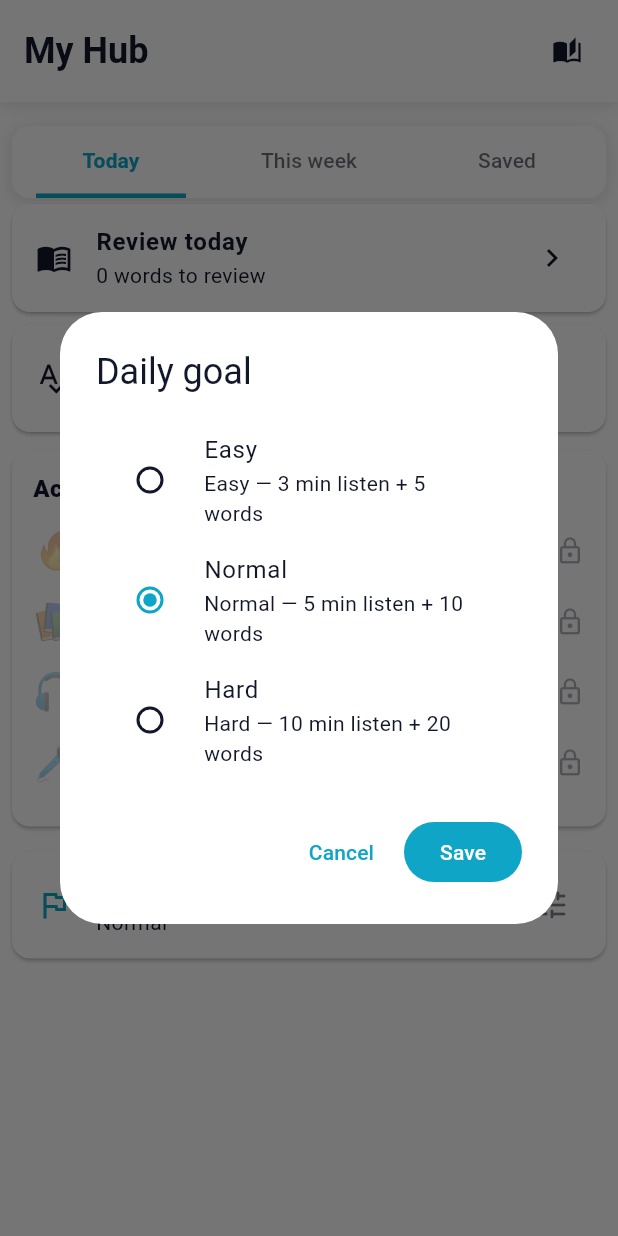
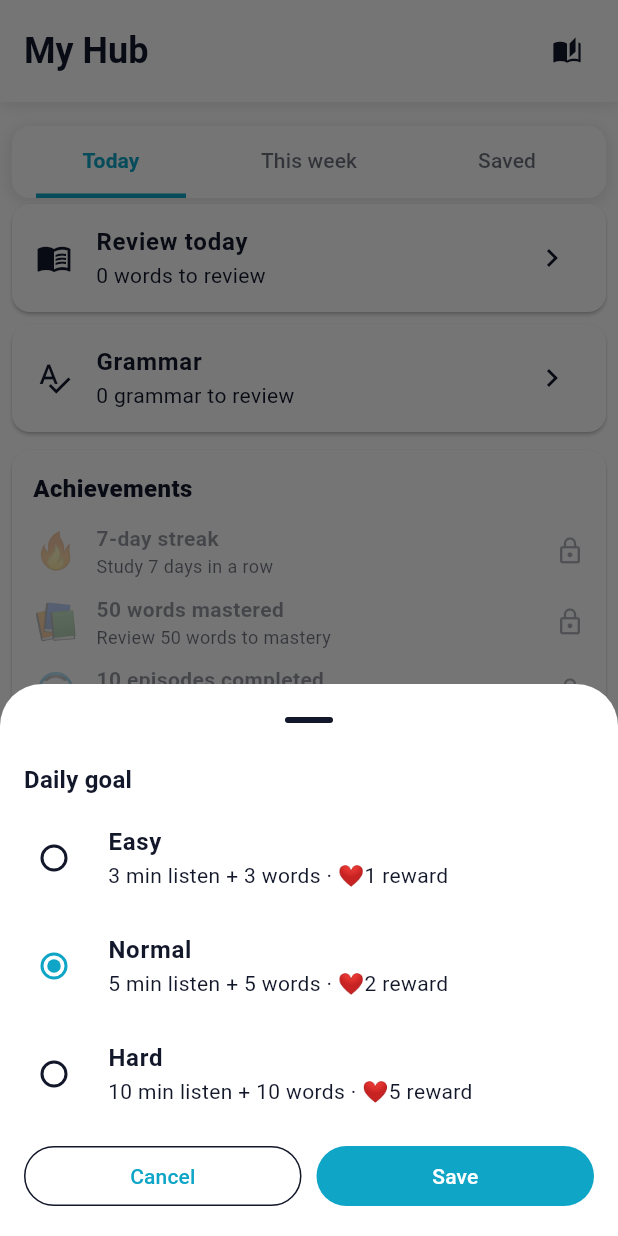
Before and after one commit to nguyenapt/BBC_Reborn, a Flutter app: the MyLearningScreen screen opened directly, after a tap on "Daily goal", on a phone screen of 412 x 824 dp. Run offline on Flutter 3.47's test engine with Material 3 defaults, Android fonts, the phone set to English and light mode, and no system bars; our stand-ins replace audioplayers, cached_network_image, cloud_functions, firebase_auth, firebase_core, firebase_database and 16 more; missing offline and left inert: firebase_app_check, in_app_update, record; accounts and stored records are empty; network calls fail.

Commit message:
change target

```diff
--- a/lib/l10n/ar/app_ar.dart
+++ b/lib/l10n/ar/app_ar.dart
@@ -354,6 +354,25 @@ class AppAr {
     'appUpdateButtonUpdate': 'Update',
     'appUpdateButtonLater': 'Later',
 
+    // Daily goals
+    'dailyGoalTitle': 'الهدف اليومي',
+    'dailyGoalSettingsDesc': 'اختر مقدار التدريب يومياً.',
+    'dailyGoalEasy': '3 دقائق استماع + 3 كلمات · مكافأة ❤️1',
+    'dailyGoalNormal': '5 دقائق استماع + 5 كلمات · مكافأة ❤️2',
+    'dailyGoalHard': '10 دقائق استماع + 10 كلمات · مكافأة ❤️5',
+    'dailyGoalEasyShort': 'خفيف',
+    'dailyGoalNormalShort': 'متوسط',
+    'dailyGoalHardShort': 'مكثف',
+    'dailyGoalProgress': '{listen}/{listenTarget} د · {vocab}/{vocabTarget} كلمات · مكافأة ❤️{hearts}',
+    'dailyGoalCompleted': 'اكتمل الهدف! +{hearts} قلب مكافأة',
+    'dailyGoalCompletedNoReward': 'اكتمل الهدف! (القلوب ممتلئة)',
+    'dailyGoalRewardShort': 'مكافأة ❤️{hearts}',
+    'onboardingGoalHint': 'سنضبط هدفاً يومياً {difficulty} للبدء.',
+    'myLearningToday': 'اليوم',
+    'myLearningWeek': 'هذا الأسبوع',
+    'myLearningSaved': 'المحفوظات',
+    'heartEarnHint': 'أكمل هدفك اليومي لتحصل على 1–5 قلوب (حسب المستوى)، أو +1 عند سلسلة 7 أيام.',
+
     // Player
     'playerAutoPlay': 'Next',
     'sleepTimerTitle': 'Sleep timer',
--- a/lib/l10n/en/app_en.dart
+++ b/lib/l10n/en/app_en.dart
@@ -406,14 +406,16 @@ class AppEn {
     // Daily goals
     'dailyGoalTitle': 'Daily goal',
     'dailyGoalSettingsDesc': 'Choose how much you want to practice each day.',
-    'dailyGoalEasy': 'Easy — 3 min listen + 5 words',
-    'dailyGoalNormal': 'Normal — 5 min listen + 10 words',
-    'dailyGoalHard': 'Hard — 10 min listen + 20 words',
+    'dailyGoalEasy': '3 min listen + 3 words · ❤️1 reward',
+    'dailyGoalNormal': '5 min listen + 5 words · ❤️2 reward',
+    'dailyGoalHard': '10 min listen + 10 words · ❤️5 reward',
     'dailyGoalEasyShort': 'Easy',
     'dailyGoalNormalShort': 'Normal',
     'dailyGoalHardShort': 'Hard',
-    'dailyGoalProgress': '{listen}/{listenTarget} min · {vocab}/{vocabTarget} words',
-    'dailyGoalCompleted': 'Daily goal complete! +1 heart earned',
+    'dailyGoalProgress': '{listen}/{listenTarget} min · {vocab}/{vocabTarget} words · ❤️{hearts} reward',
+    'dailyGoalCompleted': 'Daily goal complete! +{hearts} heart(s) earned',
+    'dailyGoalCompletedNoReward': 'Daily goal complete! (already at max hearts)',
+    'dailyGoalRewardShort': '❤️{hearts} reward',
 
     // My Learning tabs
     'myLearningToday': 'Today',
@@ -452,6 +454,6 @@ class AppEn {
     'notifDailyPractice': 'Daily practice reminder (9 AM)',
     'notifWordOfDay': 'Word of the day (8 AM)',
     'notifSpeakingReview': 'Speaking review reminders',
-    'heartEarnHint': 'Earn +1 heart by completing your daily goal or a 7-day streak.',
+    'heartEarnHint': 'Complete your daily goal to earn 1–5 hearts (by level), or +1 for a 7-day streak.',
   };
 }
--- a/lib/l10n/es/app_es.dart
+++ b/lib/l10n/es/app_es.dart
@@ -356,6 +356,25 @@ class AppEs {
     'appUpdateButtonUpdate': 'Update',
     'appUpdateButtonLater': 'Later',
 
+    // Daily goals
+    'dailyGoalTitle': 'Meta de hoy',
+    'dailyGoalSettingsDesc': 'Elige cuánto quieres practicar cada día.',
+    'dailyGoalEasy': '3 min escucha + 3 palabras · recompensa ❤️1',
+    'dailyGoalNormal': '5 min escucha + 5 palabras · recompensa ❤️2',
+    'dailyGoalHard': '10 min escucha + 10 palabras · recompensa ❤️5',
+    'dailyGoalEasyShort': 'Ligera',
+    'dailyGoalNormalShort': 'Media',
+    'dailyGoalHardShort': 'Alta',
+    'dailyGoalProgress': '{listen}/{listenTarget} min · {vocab}/{vocabTarget} palabras · recompensa ❤️{hearts}',
+    'dailyGoalCompleted': '¡Meta cumplida! +{hearts} corazón(es) de recompensa',
+    'dailyGoalCompletedNoReward': '¡Meta cumplida! (corazones al máximo)',
+    'dailyGoalRewardShort': 'recompensa ❤️{hearts}',
+    'onboardingGoalHint': 'Configuraremos una meta diaria {difficulty} para empezar.',
+    'myLearningToday': 'Hoy',
+    'myLearningWeek': 'Esta semana',
+    'myLearningSaved': 'Guardado',
+    'heartEarnHint': 'Completa tu meta diaria para ganar 1–5 corazones (según nivel), o +1 por una racha de 7 días.',
+
     // Player
     'playerAutoPlay': 'Sig.',
     'sleepTimerTitle': 'Temporizador de sueño',
--- a/lib/l10n/ja/app_ja.dart
+++ b/lib/l10n/ja/app_ja.dart
@@ -353,6 +353,25 @@ class AppJa {
     'appUpdateButtonUpdate': 'Update',
     'appUpdateButtonLater': 'Later',
 
+    // Daily goals
+    'dailyGoalTitle': '今日の目標',
+    'dailyGoalSettingsDesc': '毎日の学習量を選んでください。',
+    'dailyGoalEasy': '3分リスニング + 3語 · 報酬 ❤️1',
+    'dailyGoalNormal': '5分リスニング + 5語 · 報酬 ❤️2',
+    'dailyGoalHard': '10分リスニング + 10語 · 報酬 ❤️5',
+    'dailyGoalEasyShort': '軽め',
+    'dailyGoalNormalShort': '普通',
+    'dailyGoalHardShort': '高め',
+    'dailyGoalProgress': '{listen}/{listenTarget}分 · {vocab}/{vocabTarget}語 · 報酬 ❤️{hearts}',
+    'dailyGoalCompleted': '目標達成！+{hearts} ハート報酬',
+    'dailyGoalCompletedNoReward': '目標達成！（ハートが満タンです）',
+    'dailyGoalRewardShort': '報酬 ❤️{hearts}',
+    'onboardingGoalHint': 'まずは{difficulty}の毎日の目標を設定します。',
+    'myLearningToday': '今日',
+    'myLearningWeek': '今週',
+    'myLearningSaved': '保存済み',
+    'heartEarnHint': '今日の目標を達成すると1〜5ハート（レベル別）、または7日連続で+1ハートを獲得できます。',
+
     // Player
     'playerAutoPlay': '次へ',
     'sleepTimerTitle': 'スリープタイマー',
--- a/lib/l10n/ko/app_ko.dart
+++ b/lib/l10n/ko/app_ko.dart
@@ -353,6 +353,25 @@ class AppKo {
     'appUpdateButtonUpdate': 'Update',
     'appUpdateButtonLater': 'Later',
 
+    // Daily goals
+    'dailyGoalTitle': '오늘의 목표',
+    'dailyGoalSettingsDesc': '매일 연습할 분량을 선택하세요.',
+    'dailyGoalEasy': '3분 듣기 + 3단어 · 보상 ❤️1',
+    'dailyGoalNormal': '5분 듣기 + 5단어 · 보상 ❤️2',
+    'dailyGoalHard': '10분 듣기 + 10단어 · 보상 ❤️5',
+    'dailyGoalEasyShort': '가볍게',
+    'dailyGoalNormalShort': '보통',
+    'dailyGoalHardShort': '높음',
+    'dailyGoalProgress': '{listen}/{listenTarget}분 · {vocab}/{vocabTarget}단어 · 보상 ❤️{hearts}',
+    'dailyGoalCompleted': '목표 달성! +{hearts} 하트 보상',
+    'dailyGoalCompletedNoReward': '목표 달성! (하트가 가득 찼습니다)',
+    'dailyGoalRewardShort': '보상 ❤️{hearts}',
+    'onboardingGoalHint': '시작을 위해 {difficulty} 일일 목표를 설정합니다.',
+    'myLearningToday': '오늘',
+    'myLearningWeek': '이번 주',
+    'myLearningSaved': '저장됨',
+    'heartEarnHint': '오늘의 목표를 완료하면 1–5개의 하트(난이도별)를 받거나, 7일 연속 시 +1개를 받습니다.',
+
     // Player
     'playerAutoPlay': '다음',
     'sleepTimerTitle': '취침 타이머',
--- a/lib/l10n/pt/app_pt.dart
+++ b/lib/l10n/pt/app_pt.dart
@@ -356,6 +356,25 @@ class AppPt {
     'appUpdateButtonUpdate': 'Update',
     'appUpdateButtonLater': 'Later',
 
+    // Daily goals
+    'dailyGoalTitle': 'Meta de hoje',
+    'dailyGoalSettingsDesc': 'Escolha quanto quer praticar por dia.',
+    'dailyGoalEasy': '3 min de escuta + 3 palavras · recompensa ❤️1',
+    'dailyGoalNormal': '5 min de escuta + 5 palavras · recompensa ❤️2',
+    'dailyGoalHard': '10 min de escuta + 10 palavras · recompensa ❤️5',
+    'dailyGoalEasyShort': 'Leve',
+    'dailyGoalNormalShort': 'Média',
+    'dailyGoalHardShort': 'Alta',
+    'dailyGoalProgress': '{listen}/{listenTarget} min · {vocab}/{vocabTarget} palavras · recompensa ❤️{hearts}',
+    'dailyGoalCompleted': 'Meta concluída! +{hearts} coração(ões) de recompensa',
+    'dailyGoalCompletedNoReward': 'Meta concluída! (corações no máximo)',
+    'dailyGoalRewardShort': 'recompensa ❤️{hearts}',
+    'onboardingGoalHint': 'Definiremos uma meta diária {difficulty} para começar.',
+    'myLearningToday': 'Hoje',
+    'myLearningWeek': 'Esta semana',
+    'myLearningSaved': 'Salvo',
+    'heartEarnHint': 'Conclua sua meta diária para ganhar 1–5 corações (por nível), ou +1 por uma sequência de 7 dias.',
+
     // Player
     'playerAutoPlay': 'Próx.',
     'sleepTimerTitle': 'Timer de sono',
--- a/lib/l10n/ru/app_ru.dart
+++ b/lib/l10n/ru/app_ru.dart
@@ -356,6 +356,25 @@ class AppRu {
     'appUpdateButtonUpdate': 'Update',
     'appUpdateButtonLater': 'Later',
 
+    // Daily goals
+    'dailyGoalTitle': 'Цель на сегодня',
+    'dailyGoalSettingsDesc': 'Выберите, сколько хотите заниматься каждый день.',
+    'dailyGoalEasy': '3 мин прослушивания + 3 слова · награда ❤️1',
+    'dailyGoalNormal': '5 мин прослушивания + 5 слов · награда ❤️2',
+    'dailyGoalHard': '10 мин прослушивания + 10 слов · награда ❤️5',
+    'dailyGoalEasyShort': 'Лёгкий',
+    'dailyGoalNormalShort': 'Средний',
+    'dailyGoalHardShort': 'Высокий',
+    'dailyGoalProgress': '{listen}/{listenTarget} мин · {vocab}/{vocabTarget} слов · награда ❤️{hearts}',
+    'dailyGoalCompleted': 'Цель выполнена! +{hearts} сердец награды',
+    'dailyGoalCompletedNoReward': 'Цель выполнена! (сердца заполнены)',
+    'dailyGoalRewardShort': 'награда ❤️{hearts}',
+    'onboardingGoalHint': 'Для начала установим ежедневную цель: {difficulty}.',
+    'myLearningToday': 'Сегодня',
+    'myLearningWeek': 'На этой неделе',
+    'myLearningSaved': 'Сохранённое',
+    'heartEarnHint': 'Выполните цель дня, чтобы получить 1–5 сердец (по уровню), или +1 за серию 7 дней.',
+
     // Player
     'playerAutoPlay': 'Далее',
     'sleepTimerTitle': 'Таймер сна',
--- a/lib/l10n/vi/app_vi.dart
+++ b/lib/l10n/vi/app_vi.dart
@@ -409,14 +409,16 @@ class AppVi {
     'focusSpeaking': 'Nói',
     'dailyGoalTitle': 'Mục tiêu hôm nay',
     'dailyGoalSettingsDesc': 'Chọn mức luyện tập mỗi ngày.',
-    'dailyGoalEasy': 'Nhẹ — 3 phút nghe + 5 từ',
-    'dailyGoalNormal': 'Vừa — 5 phút nghe + 10 từ',
-    'dailyGoalHard': 'Cao — 10 phút nghe + 20 từ',
+    'dailyGoalEasy': '3 phút nghe + 3 từ · thưởng ❤️1',
+    'dailyGoalNormal': '5 phút nghe + 5 từ · thưởng ❤️2',
+    'dailyGoalHard': '10 phút nghe + 10 từ · thưởng ❤️5',
     'dailyGoalEasyShort': 'Nhẹ',
     'dailyGoalNormalShort': 'Vừa',
     'dailyGoalHardShort': 'Cao',
-    'dailyGoalProgress': '{listen}/{listenTarget} phút · {vocab}/{vocabTarget} từ',
-    'dailyGoalCompleted': 'Hoàn thành mục tiêu! +1 tim thưởng',
+    'dailyGoalProgress': '{listen}/{listenTarget} phút · {vocab}/{vocabTarget} từ · thưởng ❤️{hearts}',
+    'dailyGoalCompleted': 'Hoàn thành mục tiêu! +{hearts} tim thưởng',
+    'dailyGoalCompletedNoReward': 'Hoàn thành mục tiêu! (đã đủ tim tối đa)',
+    'dailyGoalRewardShort': 'thưởng ❤️{hearts}',
     'myLearningToday': 'Hôm nay',
     'myLearningWeek': 'Tuần này',
     'myLearningSaved': 'Đã lưu',
@@ -445,6 +447,6 @@ class AppVi {
     'notifDailyPractice': 'Nhắc luyện tập (9:00)',
     'notifWordOfDay': 'Từ trong ngày (8:00)',
     'notifSpeakingReview': 'Nhắc ôn speaking',
-    'heartEarnHint': 'Nhận +1 tim khi hoàn thành mục tiêu hôm nay hoặc chuỗi 7 ngày.',
+    'heartEarnHint': 'Hoàn thành mục tiêu hôm nay để nhận 1–5 tim (tùy mức), hoặc +1 tim khi đạt chuỗi 7 ngày.',
   };
 }
--- a/lib/l10n/zh/app_zh.dart
+++ b/lib/l10n/zh/app_zh.dart
@@ -347,6 +347,25 @@ class AppZh {
     'appUpdateButtonUpdate': 'Update',
     'appUpdateButtonLater': 'Later',
 
+    // Daily goals
+    'dailyGoalTitle': '每日目标',
+    'dailyGoalSettingsDesc': '选择每天的学习量。',
+    'dailyGoalEasy': '3 分钟听力 + 3 个词 · 奖励 ❤️1',
+    'dailyGoalNormal': '5 分钟听力 + 5 个词 · 奖励 ❤️2',
+    'dailyGoalHard': '10 分钟听力 + 10 个词 · 奖励 ❤️5',
+    'dailyGoalEasyShort': '轻松',
+    'dailyGoalNormalShort': '适中',
+    'dailyGoalHardShort': '挑战',
+    'dailyGoalProgress': '{listen}/{listenTarget} 分钟 · {vocab}/{vocabTarget} 词 · 奖励 ❤️{hearts}',
+    'dailyGoalCompleted': '目标完成！+{hearts} 颗心奖励',
+    'dailyGoalCompletedNoReward': '目标完成！（心已满）',
+    'dailyGoalRewardShort': '奖励 ❤️{hearts}',
+    'onboardingGoalHint': '我们将为你设置{difficulty}的每日目标。',
+    'myLearningToday': '今天',
+    'myLearningWeek': '本周',
+    'myLearningSaved': '已保存',
+    'heartEarnHint': '完成今日目标可获得 1–5 颗心（按难度），或连续 7 天额外 +1 颗心。',
+
     // Player
     'playerAutoPlay': '下一集',
     'sleepTimerTitle': '睡眠定时',
--- a/lib/models/daily_goal_config.dart
+++ b/lib/models/daily_goal_config.dart
@@ -3,20 +3,34 @@ enum DailyGoalDifficulty { easy, normal, hard }
 class DailyGoalTargets {
   final int listeningMinutes;
   final int vocabReviews;
+  final int heartReward;
 
   const DailyGoalTargets({
     required this.listeningMinutes,
     required this.vocabReviews,
+    required this.heartReward,
   });
 
   static DailyGoalTargets forDifficulty(DailyGoalDifficulty difficulty) {
     return switch (difficulty) {
       DailyGoalDifficulty.easy =>
-        const DailyGoalTargets(listeningMinutes: 3, vocabReviews: 5),
+        const DailyGoalTargets(
+          listeningMinutes: 3,
+          vocabReviews: 3,
+          heartReward: 1,
+        ),
       DailyGoalDifficulty.normal =>
-        const DailyGoalTargets(listeningMinutes: 5, vocabReviews: 10),
+        const DailyGoalTargets(
+          listeningMinutes: 5,
+          vocabReviews: 5,
+          heartReward: 2,
+        ),
       DailyGoalDifficulty.hard =>
-        const DailyGoalTargets(listeningMinutes: 10, vocabReviews: 20),
+        const DailyGoalTargets(
+          listeningMinutes: 10,
+          vocabReviews: 10,
+          heartReward: 5,
+        ),
     };
   }
 }
--- a/lib/screens/saved_screen.dart
+++ b/lib/screens/saved_screen.dart
@@ -29,7 +29,9 @@ import '../theme/vocabulary_theme.dart';
 import '../widgets/floating_bottom_nav_bar.dart';
 
 class MyLearningScreen extends StatefulWidget {
-  const MyLearningScreen({super.key});
+  final bool scrollToDailyGoal;
+
+  const MyLearningScreen({super.key, this.scrollToDailyGoal = false});
 
   @override
   State<MyLearningScreen> createState() => _MyLearningScreenState();
@@ -39,6 +41,8 @@ class _MyLearningScreenState extends State<MyLearningScreen>
     with TickerProviderStateMixin {
   late TabController _tabController;
   late PageController _savedSubPageController;
+  final ScrollController _todayTabScrollController = ScrollController();
+  final GlobalKey _dailyGoalSectionKey = GlobalKey();
   int _savedSubPageIndex = 0;
   final StorageService _storageService = StorageService();
   final LanguageManager _languageManager = LanguageManager();
@@ -93,12 +97,44 @@ class _MyLearningScreenState extends State<MyLearningScreen>
     unawaited(AchievementService().initialize());
     unawaited(DailyGoalService().initialize());
     _loadData();
+    if (widget.scrollToDailyGoal) {
+      WidgetsBinding.instance.addPostFrameCallback((_) {
+        _scrollToDailyGoalSection();
+      });
+    }
+  }
+
+  @override
+  void didUpdateWidget(MyLearningScreen oldWidget) {
+    super.didUpdateWidget(oldWidget);
+    if (widget.scrollToDailyGoal && !oldWidget.scrollToDailyGoal) {
+      _scrollToDailyGoalSection();
+    }
+  }
+
+  void _scrollToDailyGoalSection() {
+    if (_tabController.index != 0) {
+      _tabController.animateTo(0);
+    }
+    WidgetsBinding.instance.addPostFrameCallback((_) {
+      if (!mounted) return;
+      final context = _dailyGoalSectionKey.currentContext;
+      if (context != null) {
+        Scrollable.ensureVisible(
+          context,
+          duration: const Duration(milliseconds: 350),
+          curve: Curves.easeInOut,
+          alignment: 0.35,
+        );
+      }
+    });
   }
 
   @override
   void dispose() {
     _tabController.dispose();
     _savedSubPageController.dispose();
+    _todayTabScrollController.dispose();
     _vocabularyService.removeListener(_vocabularyListener);
     _savedGrammarService.removeListener(_savedGrammarListener);
     _learningProgress.removeListener(_learningProgressListener);
@@ -463,6 +499,7 @@ class _MyLearningScreenState extends State<MyLearningScreen>
     final continueProgress = _learningProgress.getMostRecentContinue();
 
     return ListView(
+      controller: _todayTabScrollController,
       padding: const EdgeInsets.only(bottom: 24),
       children: [
         if (continueProgress != null)
@@ -511,7 +548,10 @@ class _MyLearningScreenState extends State<MyLearningScreen>
             onTap: () => _tabController.animateTo(2),
           ),
         const AchievementsSection(),
-        const DailyGoalSettingsTile(),
+        KeyedSubtree(
+          key: _dailyGoalSectionKey,
+          child: const DailyGoalSettingsTile(),
+        ),
       ],
     );
   }
--- a/lib/services/daily_goal_service.dart
+++ b/lib/services/daily_goal_service.dart
@@ -19,6 +19,7 @@ class DailyGoalService extends ChangeNotifier {
   DailyGoalDifficulty _difficulty = DailyGoalDifficulty.normal;
   int _todayVocabReviews = 0;
   String? _celebratedDate;
+  int _lastCompletionReward = 0;
   bool _initialized = false;
 
   DailyGoalDifficulty get difficulty => _difficulty;
@@ -96,6 +97,8 @@ class DailyGoalService extends ChangeNotifier {
     return _celebratedDate == today;
   }
 
+  int get lastCompletionReward => _lastCompletionReward;
+
   Future<void> recordVocabReview() async {
     final prefs = await SharedPreferences.getInstance();
     _refreshTodayVocabBucket(prefs);
@@ -117,7 +120,8 @@ class DailyGoalService extends ChangeNotifier {
     final today = _dateKey(DateTime.now());
     _celebratedDate = today;
     await prefs.setString(_celebratedDatePrefsKey, today);
-    await LearningRewardService().onDailyGoalCompleted();
+    _lastCompletionReward =
+        await LearningRewardService().onDailyGoalCompleted(targets.heartReward);
     notifyListeners();
   }
 
--- /dev/null
+++ b/lib/widgets/daily_goal_picker_sheet.dart
@@ -0,0 +1,91 @@
+import 'package:flutter/material.dart';
+
+import '../models/daily_goal_config.dart';
+import '../services/language_manager.dart';
+
+String difficultyShortLabel(DailyGoalDifficulty difficulty, LanguageManager lm) {
+  final key =
+      'dailyGoal${difficulty.name[0].toUpperCase()}${difficulty.name.substring(1)}Short';
+  return lm.getText(key);
+}
+
+String difficultyDescLabel(DailyGoalDifficulty difficulty, LanguageManager lm) {
+  final key =
+      'dailyGoal${difficulty.name[0].toUpperCase()}${difficulty.name.substring(1)}';
+  return lm.getText(key);
+}
+
+Future<DailyGoalDifficulty?> showDailyGoalPickerSheet(
+  BuildContext context, {
+  required DailyGoalDifficulty initial,
+}) {
+  final lm = LanguageManager();
+  return showModalBottomSheet<DailyGoalDifficulty>(
+    context: context,
+    showDragHandle: true,
+    builder: (sheetContext) {
+      var current = initial;
+      return StatefulBuilder(
+        builder: (context, setSheetState) {
+          return SafeArea(
+            child: Padding(
+              padding: const EdgeInsets.fromLTRB(16, 4, 16, 16),
+              child: Column(
+                mainAxisSize: MainAxisSize.min,
+                crossAxisAlignment: CrossAxisAlignment.stretch,
+                children: [
+                  Text(
+                    lm.getText('dailyGoalTitle'),
+                    style: Theme.of(context).textTheme.titleMedium?.copyWith(
+                          fontWeight: FontWeight.w700,
+                        ),
+                  ),
+                  const SizedBox(height: 4),
+                  ...DailyGoalDifficulty.values.map((difficulty) {
+                    return RadioListTile<DailyGoalDifficulty>(
+                      value: difficulty,
+                      groupValue: current,
+                      contentPadding: EdgeInsets.zero,
+                      title: Text(
+                        difficultyShortLabel(difficulty, lm),
+                        style: const TextStyle(fontWeight: FontWeight.w600),
+                      ),
+                      subtitle: Text(
+                        difficultyDescLabel(difficulty, lm),
+                        maxLines: 2,
+                        overflow: TextOverflow.ellipsis,
+                      ),
+                      onChanged: (value) {
+                        if (value == null) return;
+                        setSheetState(() => current = value);
+                      },
+                    );
+                  }),
+                  const SizedBox(height: 8),
+                  Row(
+                    children: [
+                      Expanded(
+                        child: OutlinedButton(
+                          onPressed: () => Navigator.of(sheetContext).pop(),
+                          child: Text(lm.getText('cancel')),
+                        ),
+                      ),
+                      const SizedBox(width: 10),
+                      Expanded(
+                        child: FilledButton(
+                          onPressed: () =>
+                              Navigator.of(sheetContext).pop(current),
+                          child: Text(lm.getText('save')),
+                        ),
+                      ),
+                    ],
+                  ),
+                ],
+              ),
+            ),
+          );
+        },
+      );
+    },
+  );
+}
--- a/lib/widgets/daily_goal_settings_tile.dart
+++ b/lib/widgets/daily_goal_settings_tile.dart
@@ -1,22 +1,10 @@
 import 'package:flutter/material.dart';
 
-import '../models/daily_goal_config.dart';
 import '../services/daily_goal_service.dart';
 import '../services/language_manager.dart';
+import 'daily_goal_picker_sheet.dart';
 
-String difficultyLabel(DailyGoalDifficulty difficulty, LanguageManager lm) {
-  final key =
-      'dailyGoal${difficulty.name[0].toUpperCase()}${difficulty.name.substring(1)}';
-  return lm.getText(key);
-}
-
-String difficultyShortLabel(DailyGoalDifficulty difficulty, LanguageManager lm) {
-  final key =
-      'dailyGoal${difficulty.name[0].toUpperCase()}${difficulty.name.substring(1)}Short';
-  return lm.getText(key);
-}
-
-/// Mục tiêu hôm nay — tile cuối tab Hôm nay (My Hub), mở popup chọn mức.
+/// Mục tiêu hôm nay — tile cuối tab Hôm nay (My Hub), mở sheet chọn mức.
 class DailyGoalSettingsTile extends StatefulWidget {
   const DailyGoalSettingsTile({super.key});
 
@@ -45,50 +33,9 @@ class _DailyGoalSettingsTileState extends State<DailyGoalSettingsTile> {
   }
 
   Future<void> _showGoalPicker() async {
-    final selected = await showDialog<DailyGoalDifficulty>(
-      context: context,
-      builder: (dialogContext) {
-        var current = _goalService.difficulty;
-        return StatefulBuilder(
-          builder: (context, setDialogState) {
-            return AlertDialog(
-              title: Text(_languageManager.getText('dailyGoalTitle')),
-              content: SizedBox(
-                width: double.maxFinite,
-                child: Column(
-                  mainAxisSize: MainAxisSize.min,
-                  children: DailyGoalDifficulty.values.map((difficulty) {
-                    return RadioListTile<DailyGoalDifficulty>(
-                      value: difficulty,
-                      groupValue: current,
-                      title: Text(difficultyShortLabel(difficulty, _languageManager)),
-                      subtitle: Text(
-                        difficultyLabel(difficulty, _languageManager),
-                        maxLines: 2,
-                        overflow: TextOverflow.ellipsis,
-                      ),
-                      onChanged: (value) {
-                        if (value == null) return;
-                        setDialogState(() => current = value);
-                      },
-                    );
-                  }).toList(),
-                ),
-              ),
-              actions: [
-                TextButton(
-                  onPressed: () => Navigator.of(dialogContext).pop(),
-                  child: Text(_languageManager.getText('cancel')),
-                ),
-                FilledButton(
-                  onPressed: () => Navigator.of(dialogContext).pop(current),
-                  child: Text(_languageManager.getText('save')),
-                ),
-              ],
-            );
-          },
-        );
-      },
+    final selected = await showDailyGoalPickerSheet(
+      context,
+      initial: _goalService.difficulty,
     );
 
     if (selected == null || !mounted) return;
@@ -108,7 +55,9 @@ class _DailyGoalSettingsTileState extends State<DailyGoalSettingsTile> {
           _languageManager.getText('dailyGoalTitle'),
           style: const TextStyle(fontWeight: FontWeight.w700),
         ),
-        subtitle: Text(difficultyShortLabel(current, _languageManager)),
+        subtitle: Text(
+          '${difficultyShortLabel(current, _languageManager)} · ${_languageManager.getTextWithParams('dailyGoalRewardShort', {'hearts': _goalService.targets.heartReward})}',
+        ),
         trailing: Icon(
           Icons.tune_rounded,
           color: colorScheme.onSurface.withOpacity(0.55),
```
Also changed, not shown: lib/main.dart (+24 -1 lines), lib/screens/home_page.dart (+10 -2 lines), lib/services/heart_service.dart (+16 -4 lines), lib/services/learning_reward_service.dart (+5 -5 lines), lib/widgets/daily_goal_widget.dart (+27 -4 lines).
